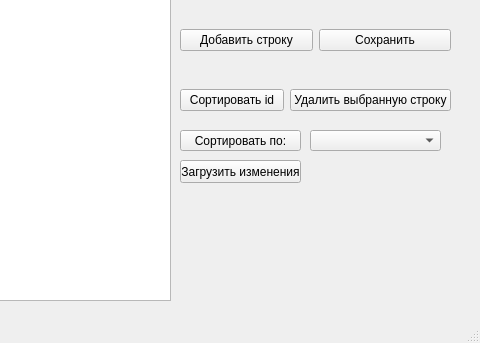
This is second_sep.ui in mosheadd/QtLang as Qt 5 draws it before an edit; both pictures show x 320 to 800 and y 330 to 673 of the 800 by 673 pixel window. The edited form follows.
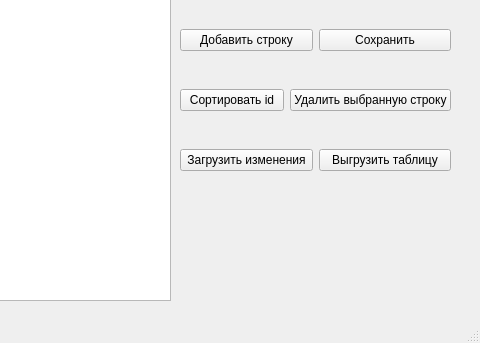
This is the edited form.

Commit message: Можно выгружать таблицу

```diff
--- a/second_sep.ui
+++ b/second_sep.ui
@@ -396,29 +396,6 @@
      </item>
     </layout>
    </widget>
-   <widget class="QPushButton" name="pushButton_6">
-    <property name="geometry">
-     <rect>
-      <x>500</x>
-      <y>460</y>
-      <width>121</width>
-      <height>21</height>
-     </rect>
-    </property>
-    <property name="text">
-     <string>Сортировать по:</string>
-    </property>
-   </widget>
-   <widget class="QComboBox" name="comboBox_2">
-    <property name="geometry">
-     <rect>
-      <x>630</x>
-      <y>460</y>
-      <width>131</width>
-      <height>21</height>
-     </rect>
-    </property>
-   </widget>
    <widget class="QWidget" name="layoutWidget">
     <property name="geometry">
      <rect>
@@ -445,18 +422,31 @@
      </item>
     </layout>
    </widget>
-   <widget class="QPushButton" name="pushButton_7">
+   <widget class="QWidget" name="">
     <property name="geometry">
      <rect>
       <x>500</x>
-      <y>490</y>
-      <width>121</width>
-      <height>23</height>
+      <y>460</y>
+      <width>271</width>
+      <height>61</height>
      </rect>
     </property>
-    <property name="text">
-     <string>Загрузить изменения</string>
-    </property>
+    <layout class="QHBoxLayout" name="horizontalLayout_3">
+     <item>
+      <widget class="QPushButton" name="pushButton_7">
+       <property name="text">
+        <string>Загрузить изменения</string>
+       </property>
+      </widget>
+     </item>
+     <item>
+      <widget class="QPushButton" name="pushButton_6">
+       <property name="text">
+        <string>Выгрузить таблицу</string>
+       </property>
+      </widget>
+     </item>
+    </layout>
    </widget>
   </widget>
   <widget class="QMenuBar" name="menubar">
```
The commit also changes 4 other files.
